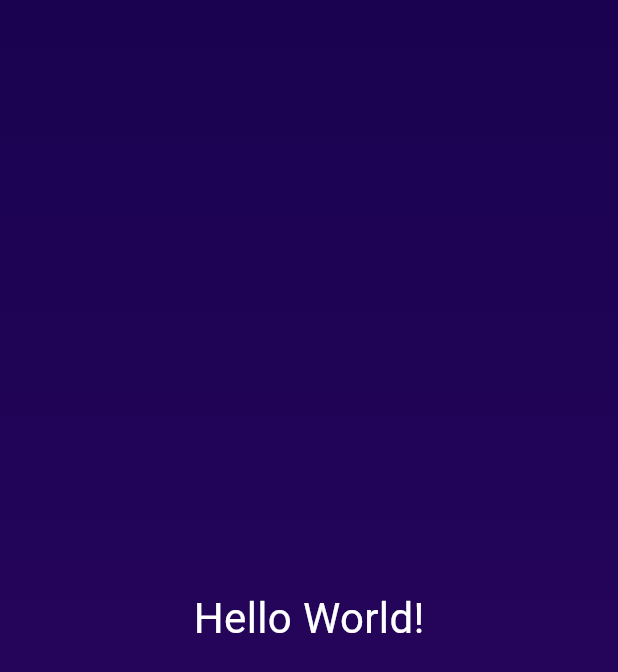
After one commit to EmraanIqbal/roll-dice, a Flutter app: the screen it shows after launch, on a phone screen of 412 x 824 dp. The commit adds this screen. Shown: the top 672 px of the screen. Run offline on Flutter 3.47's test engine with Material 3 defaults, Android fonts, the phone set to English and light mode, and no system bars.

Commit message:
worked on var , final and const variables

```diff
--- /dev/null
+++ b/lib/gradient_container.dart
@@ -0,0 +1,28 @@
+import 'styled_text.dart';
+import 'package:flutter/material.dart';
+
+const startAlignment = Alignment.topLeft;
+const endAlignment = Alignment.bottomLeft;
+
+class GradientContainer extends StatelessWidget {
+  const GradientContainer({super.key});
+
+  @override
+  Widget build(context) {
+    return Container(
+      decoration: const BoxDecoration(
+        gradient: LinearGradient(
+          colors: [
+            Color.fromARGB(255, 26, 2, 80),
+            Color.fromARGB(255, 45, 7, 98),
+          ],
+          begin: startAlignment,
+          end: endAlignment,
+        ),
+      ),
+      child: const Center(
+        child: StyledText(),
+      ),
+    );
+  }
+}
--- /dev/null
+++ b/lib/styled_text.dart
@@ -0,0 +1,16 @@
+import 'package:flutter/material.dart';
+
+class StyledText extends StatelessWidget {
+  const StyledText({super.key});
+
+  @override
+  Widget build(context) {
+    return Text(
+      'Hello World!',
+      style: TextStyle(
+        color: Colors.white,
+        fontSize: 28,
+      ),
+    );
+  }
+}
```
Also changed, not shown: lib/main.dart (+2 -23 lines).
